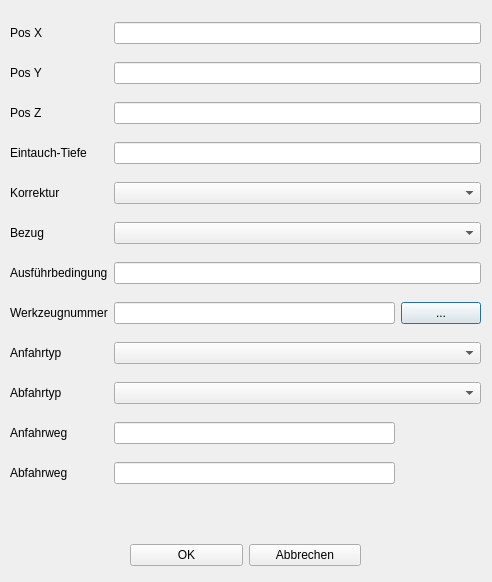
The window that Dialoge/bearb/dialog_bearb_faufruf.ui (TischlerWilly/simson) describes before a commit, drawn with Qt 5.
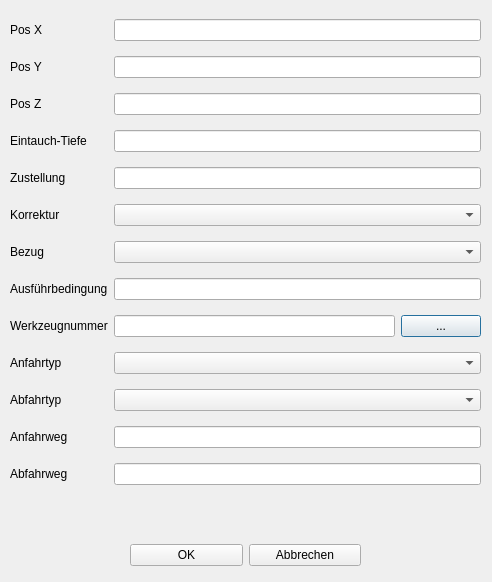
The same window after the commit.

What changed in the file:
```diff
--- a/Dialoge/bearb/dialog_bearb_faufruf.ui
+++ b/Dialoge/bearb/dialog_bearb_faufruf.ui
@@ -23,41 +23,48 @@
     </rect>
    </property>
    <layout class="QGridLayout" name="gridLayout">
-    <item row="3" column="1" colspan="2">
-     <widget class="QLineEdit" name="lineEdit_z">
-      <property name="enabled">
-       <bool>true</bool>
-      </property>
-     </widget>
-    </item>
-    <item row="1" column="1" colspan="2">
-     <widget class="QLineEdit" name="lineEdit_x">
-      <property name="enabled">
-       <bool>true</bool>
-      </property>
-     </widget>
-    </item>
-    <item row="8" column="2">
-     <widget class="QPushButton" name="pushButton_wkzwahl">
-      <property name="text">
-       <string>...</string>
-      </property>
-     </widget>
-    </item>
-    <item row="6" column="0">
-     <widget class="QLabel" name="label_11">
-      <property name="text">
-       <string>Bezug</string>
-      </property>
-     </widget>
-    </item>
     <item row="8" column="0">
+     <widget class="QLabel" name="label_12">
+      <property name="text">
+       <string>Ausführbedingung</string>
+      </property>
+     </widget>
+    </item>
+    <item row="9" column="0">
      <widget class="QLabel" name="label_13">
       <property name="text">
        <string>Werkzeugnummer</string>
       </property>
      </widget>
     </item>
+    <item row="3" column="0">
+     <widget class="QLabel" name="label_6">
+      <property name="text">
+       <string>Pos Z</string>
+      </property>
+     </widget>
+    </item>
+    <item row="6" column="0">
+     <widget class="QLabel" name="label_10">
+      <property name="text">
+       <string>Korrektur</string>
+      </property>
+     </widget>
+    </item>
+    <item row="3" column="1" colspan="2">
+     <widget class="QLineEdit" name="lineEdit_z">
+      <property name="enabled">
+       <bool>true</bool>
+      </property>
+     </widget>
+    </item>
+    <item row="7" column="1" colspan="2">
+     <widget class="QComboBox" name="comboBox_bezug">
+      <property name="enabled">
+       <bool>true</bool>
+      </property>
+     </widget>
+    </item>
     <item row="2" column="0">
      <widget class="QLabel" name="label_5">
       <property name="text">
@@ -65,58 +72,67 @@
       </property>
      </widget>
     </item>
-    <item row="7" column="1" colspan="2">
-     <widget class="QLineEdit" name="lineEdit_afb"/>
+    <item row="13" column="1" colspan="2">
+     <widget class="QLineEdit" name="lineEdit_abweg"/>
+    </item>
+    <item row="11" column="1" colspan="2">
+     <widget class="QComboBox" name="comboBox_abtyp"/>
+    </item>
+    <item row="6" column="1" colspan="2">
+     <widget class="QComboBox" name="comboBox_kor"/>
     </item>
     <item row="7" column="0">
-     <widget class="QLabel" name="label_12">
+     <widget class="QLabel" name="label_11">
       <property name="text">
-       <string>Ausführbedingung</string>
+       <string>Bezug</string>
       </property>
      </widget>
     </item>
-    <item row="10" column="0">
+    <item row="8" column="1" colspan="2">
+     <widget class="QLineEdit" name="lineEdit_afb"/>
+    </item>
+    <item row="10" column="1" colspan="2">
+     <widget class="QComboBox" name="comboBox_antyp"/>
+    </item>
+    <item row="9" column="2">
+     <widget class="QPushButton" name="pushButton_wkzwahl">
+      <property name="text">
+       <string>...</string>
+      </property>
+     </widget>
+    </item>
+    <item row="2" column="1" colspan="2">
+     <widget class="QLineEdit" name="lineEdit_y">
+      <property name="enabled">
+       <bool>true</bool>
+      </property>
+     </widget>
+    </item>
+    <item row="13" column="0">
+     <widget class="QLabel" name="label_8">
+      <property name="text">
+       <string>Abfahrweg</string>
+      </property>
+     </widget>
+    </item>
+    <item row="11" column="0">
      <widget class="QLabel" name="label_2">
       <property name="text">
        <string>Abfahrtyp</string>
       </property>
      </widget>
     </item>
-    <item row="4" column="0">
-     <widget class="QLabel" name="label_3">
-      <property name="text">
-       <string>Eintauch-Tiefe</string>
-      </property>
-     </widget>
-    </item>
-    <item row="5" column="1" colspan="2">
-     <widget class="QComboBox" name="comboBox_kor"/>
-    </item>
-    <item row="3" column="0">
-     <widget class="QLabel" name="label_6">
-      <property name="text">
-       <string>Pos Z</string>
-      </property>
-     </widget>
-    </item>
-    <item row="6" column="1" colspan="2">
-     <widget class="QComboBox" name="comboBox_bezug">
-      <property name="enabled">
-       <bool>true</bool>
-      </property>
-     </widget>
-    </item>
-    <item row="11" column="0">
+    <item row="12" column="0">
      <widget class="QLabel" name="label_7">
       <property name="text">
        <string>Anfahrweg</string>
       </property>
      </widget>
     </item>
-    <item row="9" column="0">
-     <widget class="QLabel" name="label">
-      <property name="text">
-       <string>Anfahrtyp</string>
+    <item row="1" column="1" colspan="2">
+     <widget class="QLineEdit" name="lineEdit_x">
+      <property name="enabled">
+       <bool>true</bool>
       </property>
      </widget>
     </item>
@@ -130,41 +146,35 @@
       </property>
      </widget>
     </item>
-    <item row="5" column="0">
-     <widget class="QLabel" name="label_10">
+    <item row="4" column="0">
+     <widget class="QLabel" name="label_3">
       <property name="text">
-       <string>Korrektur</string>
+       <string>Eintauch-Tiefe</string>
       </property>
      </widget>
     </item>
-    <item row="2" column="1" colspan="2">
-     <widget class="QLineEdit" name="lineEdit_y">
-      <property name="enabled">
-       <bool>true</bool>
-      </property>
-     </widget>
-    </item>
-    <item row="8" column="1">
+    <item row="9" column="1">
      <widget class="QLineEdit" name="lineEdit_wkz"/>
     </item>
-    <item row="12" column="0">
-     <widget class="QLabel" name="label_8">
+    <item row="10" column="0">
+     <widget class="QLabel" name="label">
       <property name="text">
-       <string>Abfahrweg</string>
+       <string>Anfahrtyp</string>
       </property>
      </widget>
     </item>
-    <item row="11" column="1">
+    <item row="12" column="1" colspan="2">
      <widget class="QLineEdit" name="lineEdit_anweg"/>
     </item>
-    <item row="12" column="1">
-     <widget class="QLineEdit" name="lineEdit_abweg"/>
+    <item row="5" column="0">
+     <widget class="QLabel" name="label_9">
+      <property name="text">
+       <string>Zustellung</string>
+      </property>
+     </widget>
     </item>
-    <item row="9" column="1" colspan="2">
-     <widget class="QComboBox" name="comboBox_antyp"/>
-    </item>
-    <item row="10" column="1" colspan="2">
-     <widget class="QComboBox" name="comboBox_abtyp"/>
+    <item row="5" column="1" colspan="2">
+     <widget class="QLineEdit" name="lineEdit_zust"/>
     </item>
    </layout>
   </widget>
```
Left out of the diff: 3 changed lines with no effect on the pictures.
